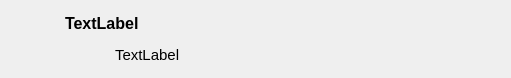
The window that ui/wdgCuriosity.ui (turulomio/xulpymoney) describes before a commit, drawn with Qt 5.
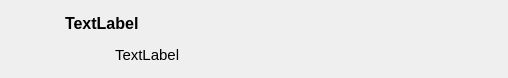
The same window after the commit. Icons and pictures are not drawn.

What changed in the file:
```diff
--- a/ui/wdgCuriosity.ui
+++ b/ui/wdgCuriosity.ui
@@ -6,7 +6,7 @@
    <rect>
     <x>0</x>
     <y>0</y>
-    <width>511</width>
+    <width>508</width>
     <height>78</height>
    </rect>
   </property>
```
Left out of the diff: 2 changed lines with no effect on the pictures.
